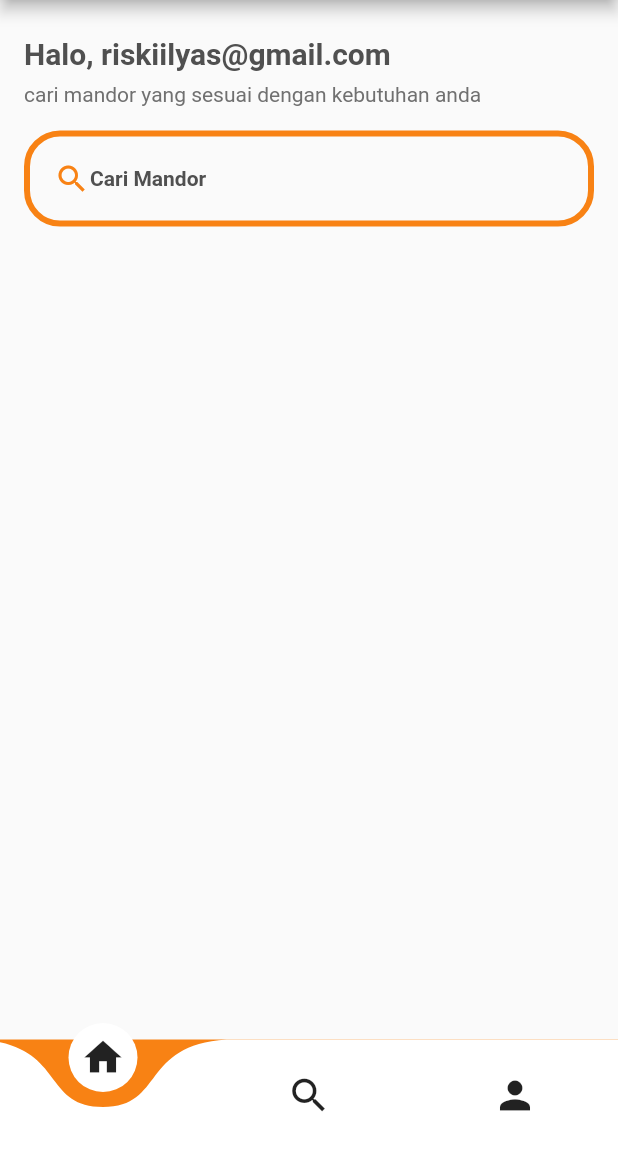
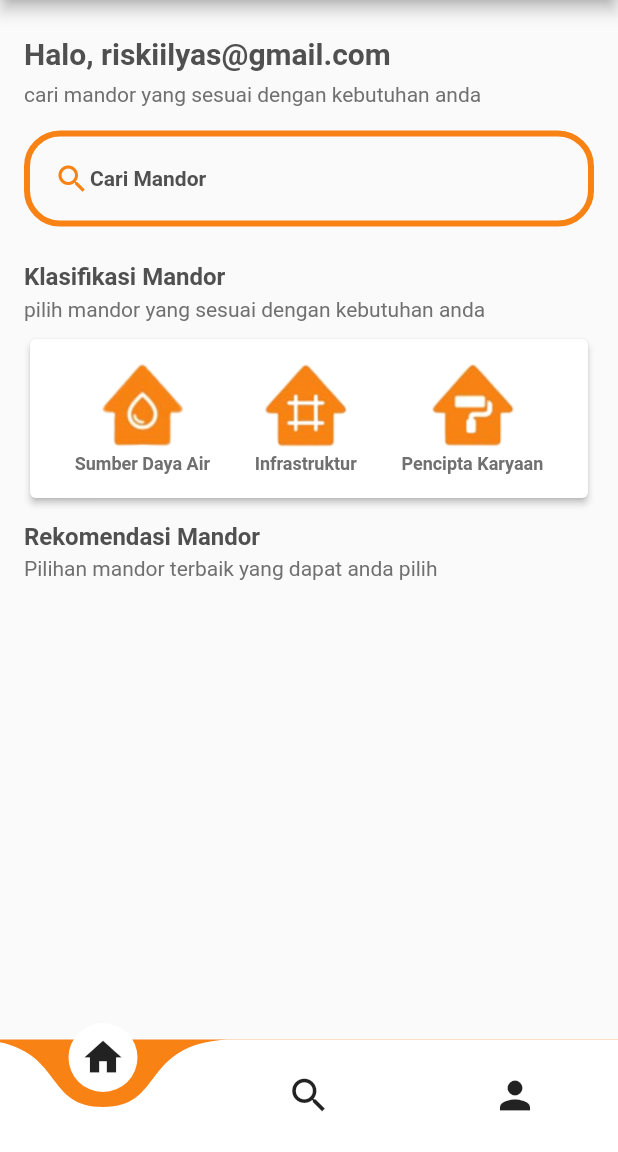
Before and after one commit to riskiilyas/Quliku, a Flutter app: the HomeScreen screen opened directly, on a phone screen of 412 x 824 dp, the part 84-1236 px from its top. Run offline on Flutter 3.47's test engine with Material 2 defaults, Android fonts, the phone set to English and light mode, and no system bars; drawn by our look-alikes of curved_navigation_bar; our stand-ins replace get.

Commit message:
finish klasifikasi mandor homepage

```diff
--- a/lib/screen/home_screen.dart
+++ b/lib/screen/home_screen.dart
@@ -1,6 +1,7 @@
 import 'package:curved_navigation_bar/curved_navigation_bar.dart';
 import 'package:flutter/material.dart';
 import 'package:quliku/util/Constants.dart';
+import 'package:quliku/widget/custom_klasifikasi_button.dart';
 
 class HomeScreen extends StatefulWidget {
   const HomeScreen({super.key});
@@ -57,24 +58,95 @@ class _MyHomePageState extends State<HomeScreen> {
                     const SizedBox(
                       height: 16,
                     ),
-                    Container(
+                    InkWell(
+                      onTap: () => {},
+                      child: Container(
                           padding: const EdgeInsets.all(16.0),
                           decoration: BoxDecoration(
-                          borderRadius: const BorderRadius.all(Radius.circular(24)),
-                          border: Border.all(width: 4, color: Constants.COLOR_MAIN),
+                            borderRadius:
+                                const BorderRadius.all(Radius.circular(24)),
+                            border: Border.all(
+                                width: 4, color: Constants.COLOR_MAIN),
                           ),
                           child: Row(
                             children: const [
-                            Icon(Icons.search, color: Constants.COLOR_MAIN,),
+                              Icon(
+                                Icons.search,
+                                color: Constants.COLOR_MAIN,
+                              ),
                               Text(
                                 "Cari Mandor",
                                 style: TextStyle(
                                     color: Constants.COLOR_TITLE,
-                                fontWeight: FontWeight.bold
-                              ),
+                                    fontWeight: FontWeight.bold),
                               )
                             ],
-                        ))
+                          )),
+                    ),
+                    const SizedBox(
+                      height: 24,
+                    ),
+                    const Text(
+                      "Klasifikasi Mandor",
+                      style: TextStyle(
+                          color: Constants.COLOR_TITLE,
+                          fontSize: 16,
+                          fontWeight: FontWeight.bold),
+                    ),
+                    const SizedBox(
+                      height: 4,
+                    ),
+                    const Text(
+                      "pilih mandor yang sesuai dengan kebutuhan anda",
+                      style: TextStyle(
+                        color: Constants.COLOR_TEXT,
+                      ),
+                    ),
+                    const SizedBox(
+                      height: 8,
+                    ),
+                    Card(
+                      elevation: 2,
+                      child: Padding(
+                        padding: const EdgeInsets.symmetric(vertical: 16.0),
+                        child: Row(
+                          mainAxisAlignment: MainAxisAlignment.spaceEvenly,
+                          children: [
+                            KlasifikasiButton(
+                                text: "Sumber Daya Air",
+                                imgUrl: "assets/homepage_air.png",
+                                onPressed: () => {}),
+                            KlasifikasiButton(
+                                text: "Infrastruktur",
+                                imgUrl: "assets/homepage_infra.png",
+                                onPressed: () => {}),
+                            KlasifikasiButton(
+                                text: "Pencipta Karyaan",
+                                imgUrl: "assets/homepage_karya.png",
+                                onPressed: () => {})
+                          ],
+                        ),
+                      ),
+                    ),
+                    const SizedBox(
+                      height: 12,
+                    ),
+                    const Text(
+                      "Rekomendasi Mandor",
+                      style: TextStyle(
+                          color: Constants.COLOR_TITLE,
+                          fontSize: 16,
+                          fontWeight: FontWeight.bold),
+                    ),
+                    const SizedBox(
+                      height: 4,
+                    ),
+                    const Text(
+                      "Pilihan mandor terbaik yang dapat anda pilih",
+                      style: TextStyle(
+                        color: Constants.COLOR_TEXT,
+                      ),
+                    ),
                   ],
                 ),
               )
--- /dev/null
+++ b/lib/widget/custom_klasifikasi_button.dart
@@ -0,0 +1,46 @@
+import 'package:flutter/material.dart';
+import 'package:quliku/util/Constants.dart';
+
+class KlasifikasiButton extends StatelessWidget {
+  final String text;
+  final String imgUrl;
+  final Function() onPressed;
+
+  const KlasifikasiButton(
+      {Key? key,
+        required this.text,
+        required this.imgUrl,
+        required this.onPressed})
+      : super(key: key);
+
+  @override
+  Widget build(BuildContext context) {
+    return InkWell(
+      onTap: onPressed,
+      child: Column(
+        mainAxisAlignment: MainAxisAlignment.center,
+        crossAxisAlignment: CrossAxisAlignment.center,
+        children: [
+          Center(
+            child: SizedBox(
+              width: 56,
+              child: Image.asset(
+                imgUrl,
+                fit: BoxFit.fill,
+              ),
+            ),
+          ),
+          const SizedBox(height: 4,),
+          Text(
+            text,
+            style: const TextStyle(
+              color: Constants.COLOR_TEXT,
+              fontWeight: FontWeight.bold,
+              fontSize: 12
+            ),
+          )
+        ],
+      ),
+    );
+  }
+}
--- /dev/null
+++ b/lib/widget/custom_mandor_item.dart
@@ -0,0 +1,46 @@
+import 'package:flutter/material.dart';
+import 'package:quliku/util/Constants.dart';
+
+class KlasifikasiButton extends StatelessWidget {
+  final String text;
+  final String imgUrl;
+  final Function() onPressed;
+
+  const KlasifikasiButton(
+      {Key? key,
+        required this.text,
+        required this.imgUrl,
+        required this.onPressed})
+      : super(key: key);
+
+  @override
+  Widget build(BuildContext context) {
+    return InkWell(
+      onTap: onPressed,
+      child: Column(
+        mainAxisAlignment: MainAxisAlignment.center,
+        crossAxisAlignment: CrossAxisAlignment.center,
+        children: [
+          Center(
+            child: SizedBox(
+              width: 56,
+              child: Image.asset(
+                imgUrl,
+                fit: BoxFit.fill,
+              ),
+            ),
+          ),
+          const SizedBox(height: 4,),
+          Text(
+            text,
+            style: const TextStyle(
+                color: Constants.COLOR_TEXT,
+                fontWeight: FontWeight.bold,
+                fontSize: 12
+            ),
+          )
+        ],
+      ),
+    );
+  }
+}
```
Also changed, not shown: assets/dummy-profile.png (added), assets/homepage_air.png (added), assets/homepage_infra.png (added), assets/homepage_karya.png (added). Lines whose indentation alone changed are shown as unchanged.
